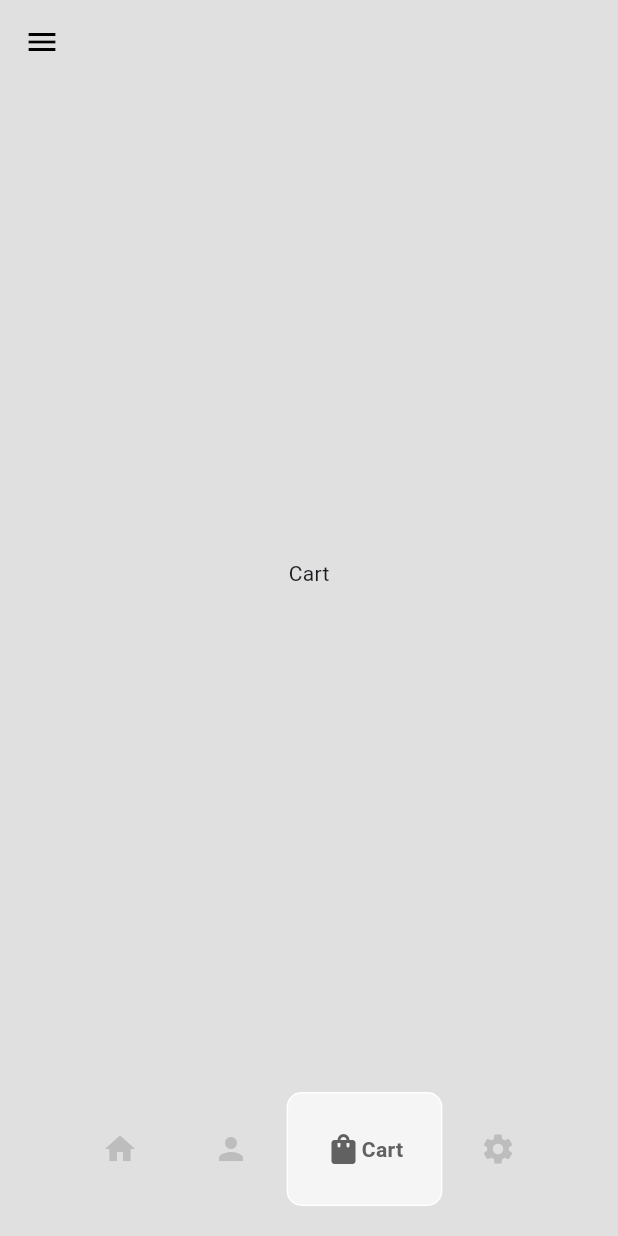
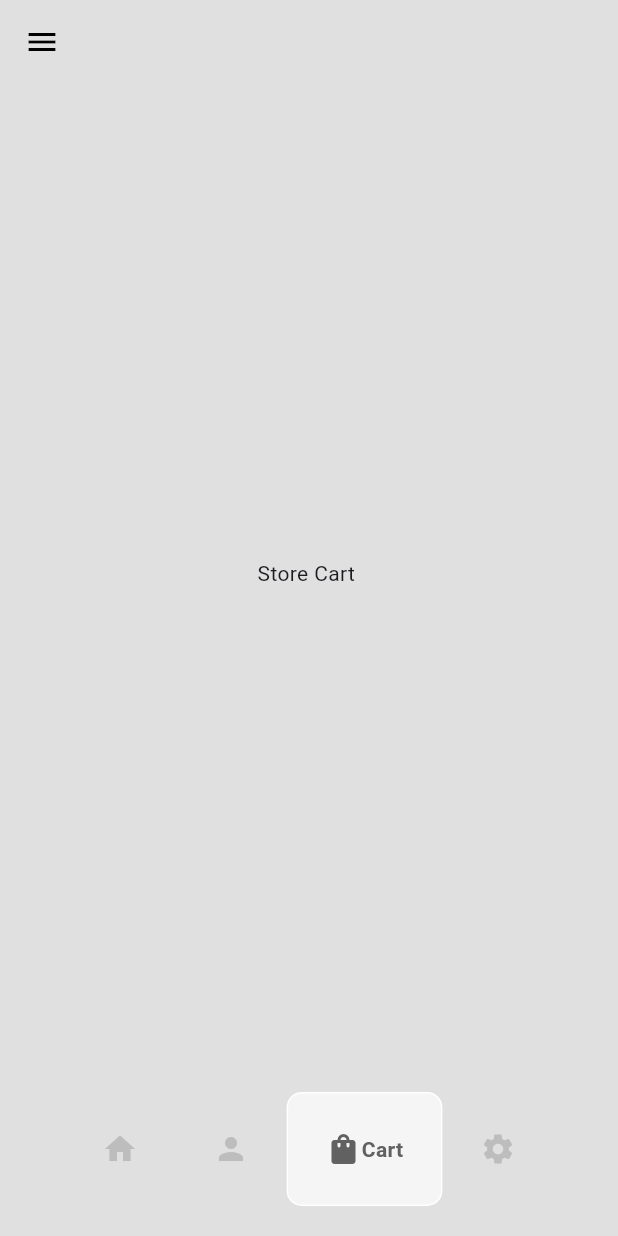
Before and after one commit to kyuuji06/storeapp, a Flutter app: the HomePage screen opened directly, item 3 of the bottom bar chosen, on a phone screen of 412 x 824 dp. Run offline on Flutter 3.47's test engine with Material 3 defaults, Android fonts, the phone set to English and light mode, and no system bars; drawn by our look-alikes of google_nav_bar.

Commit message:
modified:   lib/pages/cart_page.dart

```diff
--- a/lib/pages/cart_page.dart
+++ b/lib/pages/cart_page.dart
@@ -7,7 +7,7 @@ class CartPage extends StatelessWidget {
   Widget build(BuildContext context) {
     return const Center(
       child: Text(
-        "Cart"
+        "Store Cart "
       ),
     );
   }
```
